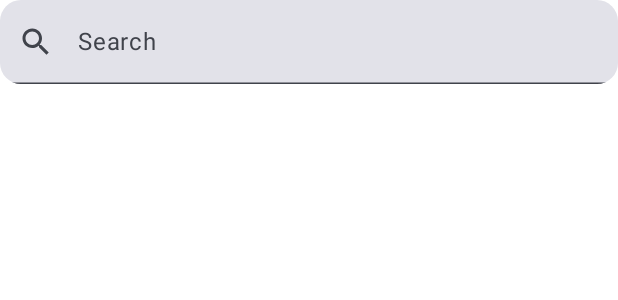
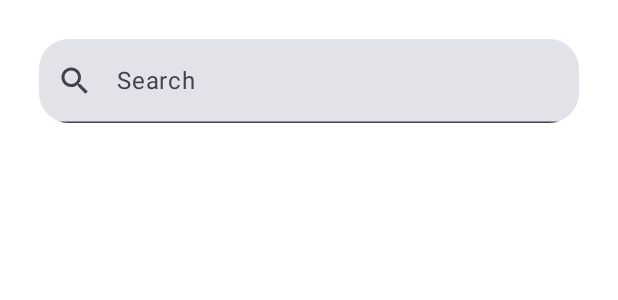
Before and after one commit to azkifairuz/JettCoffee, an Android app built with Jetpack Compose: the @Preview function SearchPreview, on a phone screen of 412 x 824 dp. Shown: the top 300 px of the screen. Run offline under Robolectric (Android 15) with nearby library versions, the phone set to English and light mode, and no system bars; 1 statement that could not run was skipped.

```diff
--- a/app/src/main/java/com/azkifairuz/jetcoffee/ui/components/Search.kt
+++ b/app/src/main/java/com/azkifairuz/jetcoffee/ui/components/Search.kt
@@ -1,8 +1,7 @@
-import android.graphics.drawable.shapes.Shape
-import androidx.compose.foundation.interaction.MutableInteractionSource
-import androidx.compose.foundation.layout.ColumnScope
-import androidx.compose.foundation.layout.WindowInsets
+import androidx.compose.foundation.layout.Box
 import androidx.compose.foundation.layout.fillMaxWidth
+import androidx.compose.foundation.layout.heightIn
+import androidx.compose.foundation.layout.padding
 import androidx.compose.foundation.shape.RoundedCornerShape
 import androidx.compose.material.icons.Icons
 import androidx.compose.material.icons.filled.Search
@@ -10,6 +9,8 @@ import androidx.compose.material3.ExperimentalMaterial3Api
 import androidx.compose.material3.Icon
 import androidx.compose.material3.Text
 import androidx.compose.material3.TextField
+import androidx.compose.material3.TextFieldColors
+import androidx.compose.material3.TextFieldDefaults
 import androidx.compose.runtime.Composable
 import androidx.compose.runtime.getValue
 import androidx.compose.runtime.mutableStateOf
@@ -17,6 +18,7 @@ import androidx.compose.runtime.remember
 import androidx.compose.runtime.setValue
 import androidx.compose.ui.Modifier
 import androidx.compose.ui.draw.clip
+import androidx.compose.ui.graphics.Color
 import androidx.compose.ui.tooling.preview.Preview
 import androidx.compose.ui.unit.dp
 import com.azkifairuz.jetcoffee.ui.theme.JetCoffeeTheme
@@ -25,14 +27,23 @@ import com.azkifairuz.jetcoffee.ui.theme.JetCoffeeTheme
 @Composable
 fun Search(modifier: Modifier = Modifier) {
     var text by remember { mutableStateOf("") }
+    Box(
+        modifier = Modifier.padding(26.dp)
+    ) {
+        TextField(
+            value = text,
+            onValueChange = { text = it },
+            label = { Text("Search") },
+            leadingIcon = { Icon(Icons.Filled.Search, contentDescription = null) },
+            colors = TextFieldDefaults.textFieldColors(containerColor = Color.White),
+            modifier = Modifier
+                .fillMaxWidth()
+                .heightIn(44.dp)
+                .clip(RoundedCornerShape(20.dp))
 
-    TextField(
-        value = text,
-        onValueChange = { text = it },
-        label = { Text("Search") },
-        leadingIcon = { Icon(Icons.Filled.Search, contentDescription = null) },
-        modifier = Modifier.fillMaxWidth().clip(RoundedCornerShape(14.dp))
-    )
+        )
+    }
+
 }
 
 @Preview(showBackground = true)
```
Also changed, not shown: app/src/main/java/com/azkifairuz/jetcoffee/MainActivity.kt (+31 -18 lines).
